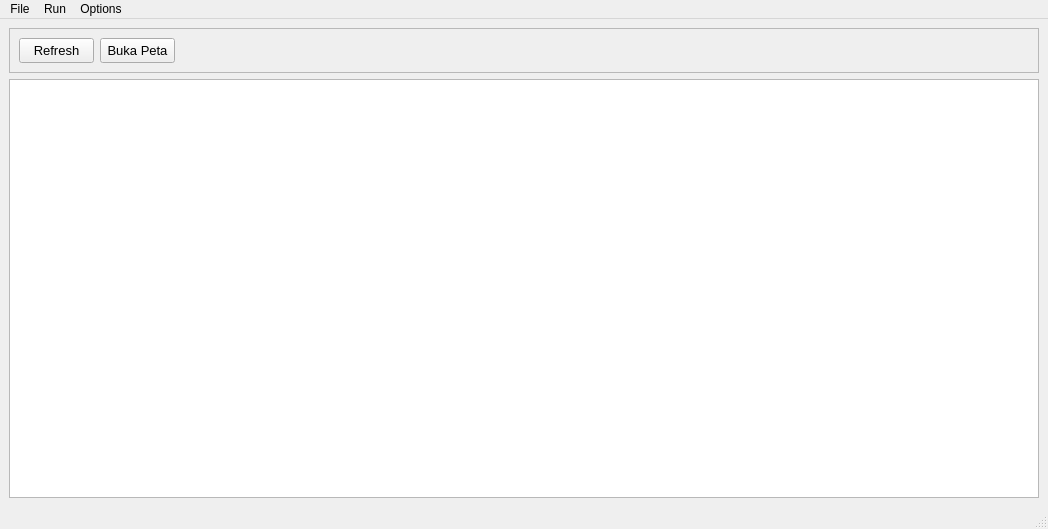
The window that UI/main.ui (awaleilmo/receiver_nmea) describes before a commit, drawn with Qt 5.
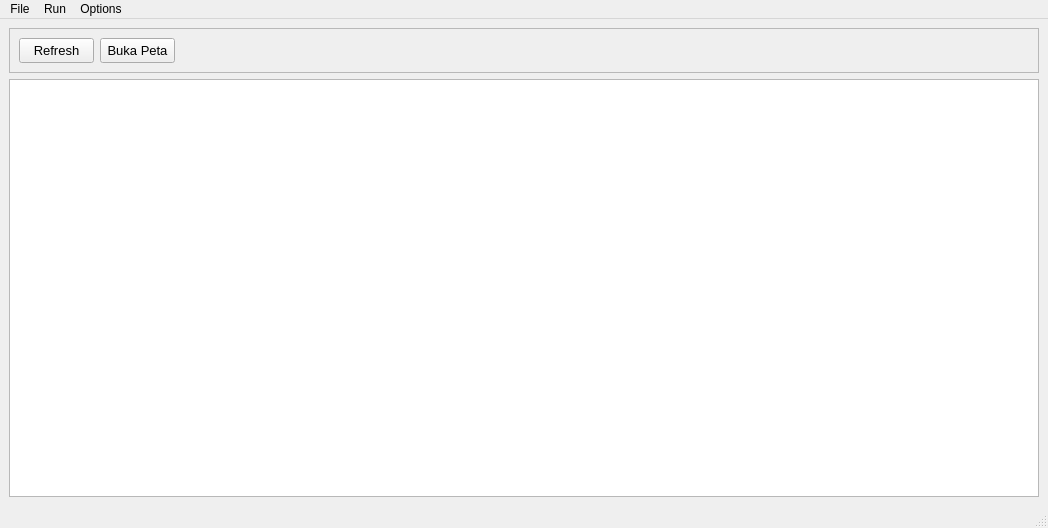
The same window after the commit. Icons and pictures are not drawn.

```diff
--- a/UI/main.ui
+++ b/UI/main.ui
@@ -7,7 +7,7 @@
     <x>0</x>
     <y>0</y>
     <width>1048</width>
-    <height>529</height>
+    <height>528</height>
    </rect>
   </property>
   <property name="windowTitle">
```
Left out of the diff: 8 changed lines with no effect on the pictures.
